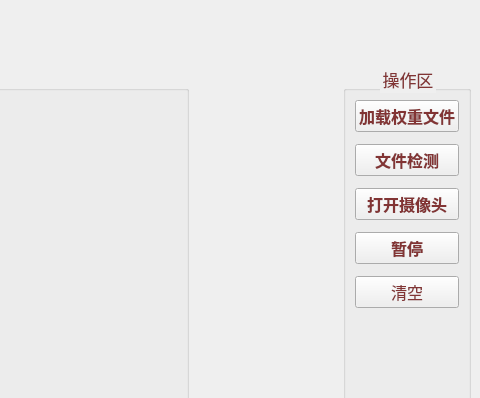
Old version of the form MainUI.ui in the repository QuantumHW/FlowerRecognitionSystem; both pictures show x 920 to 1400 and y 0 to 398 of the 1400 by 800 pixel window.
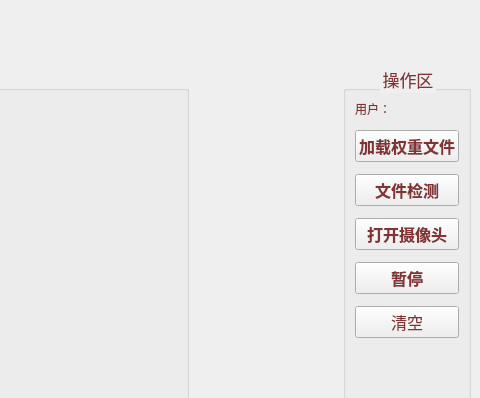
New version of the form. Icons and pictures are not drawn.

What changed in the file:
```diff
--- a/MainUI.ui
+++ b/MainUI.ui
@@ -171,6 +171,13 @@
        <property name="spacing">
         <number>12</number>
        </property>
+       <item>
+        <widget class="QLabel" name="label_name">
+         <property name="text">
+          <string>用户：</string>
+         </property>
+        </widget>
+       </item>
        <item>
         <widget class="QPushButton" name="button_weights">
          <property name="font">
```
